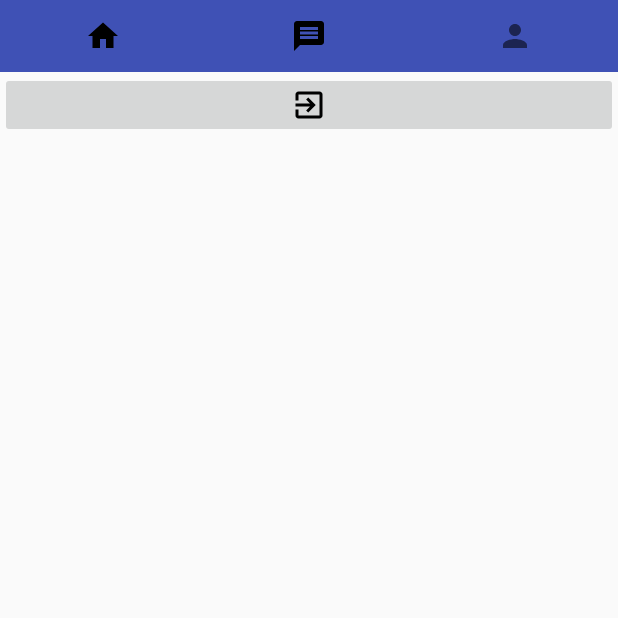
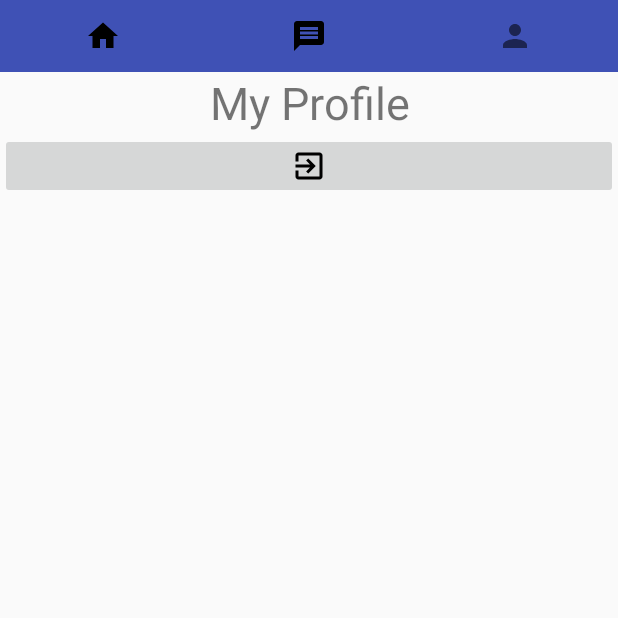
Before and after one commit to ervanhohoho/SEProject, an Android app: the MyProfile screen opened directly, with no data from a screen before it, on a phone screen of 412 x 824 dp, the top half of it. Run offline under Robolectric (Android 15) with nearby library versions, the phone set to English and light mode, and no system bars.

Commit message:
tambah context menu

```diff
--- a/app/src/main/java/com/swipemarket/swipemarket/LoginActivity.java
+++ b/app/src/main/java/com/swipemarket/swipemarket/LoginActivity.java
@@ -168,6 +168,7 @@ public class LoginActivity extends AppCompatActivity {
                 final String email = etUsername.getText().toString();
                 SaveSharedPreference.setUserName(LoginActivity.this,email);
                 Intent intent = new Intent(LoginActivity.this,MainActivity.class);
+                Toast.makeText(LoginActivity.this,"Welcome, "+etUsername.getText().toString() ,Toast.LENGTH_LONG).show();
                 startActivity(intent);
                 LoginActivity.this.finish();
 
--- a/app/src/main/res/layout/activity_profile.xml
+++ b/app/src/main/res/layout/activity_profile.xml
@@ -5,7 +5,8 @@
     android:layout_width="match_parent"
     android:layout_height="match_parent"
     android:orientation="vertical"
-    tools:context="com.swipemarket.swipemarket.MainActivity">
+    tools:context="com.swipemarket.swipemarket.MainActivity"
+    android:weightSum="1">
 
     <LinearLayout
         android:layout_width="match_parent"
@@ -43,21 +44,28 @@
 
     </LinearLayout>
 
-
     <LinearLayout
         android:layout_width="match_parent"
-        android:layout_height="wrap_content">
+        android:layout_height="wrap_content"
+        >
+
+        <TextView
+            android:layout_width="match_parent"
+            android:layout_height="wrap_content"
+            android:textAlignment="center"
+            android:text="My Profile"
+            android:textSize="30dp"
+        />
 
 
 
-        <ImageButton
-            android:layout_width="match_parent"
-            android:layout_gravity="bottom"
-            android:layout_height="match_parent"
-            android:src="@drawable/ic_exit_to_app_black_24dp"
-            android:id="@+id/logout"
-            android:onClick="Click"/>
 
 
     </LinearLayout>
+
+    <ImageButton
+        android:id="@+id/logout"
+        android:layout_width="match_parent"
+        android:layout_height="wrap_content"
+        android:src="@drawable/ic_exit_to_app_black_24dp" />
 </LinearLayout>
--- /dev/null
+++ b/app/src/main/res/menu/popupwindow.xml
@@ -0,0 +1,14 @@
+<?xml version="1.0" encoding="utf-8"?>
+<menu xmlns:android="http://schemas.android.com/apk/res/android">
+
+    <item
+        android:id="@+id/yes"
+        android:title="Yes"
+    />
+
+    <item
+        android:id="@+id/no"
+        android:title="No"
+    />
+
+</menu>
```
Also changed, not shown: app/src/main/java/com/swipemarket/swipemarket/MainActivity.java (+15 -1 lines), app/src/main/java/com/swipemarket/swipemarket/MyProfile.java (+46 -3 lines), app/src/main/res/drawable/ic_add_black_24dp.xml (added, +9 -0 lines), 31 other files.
